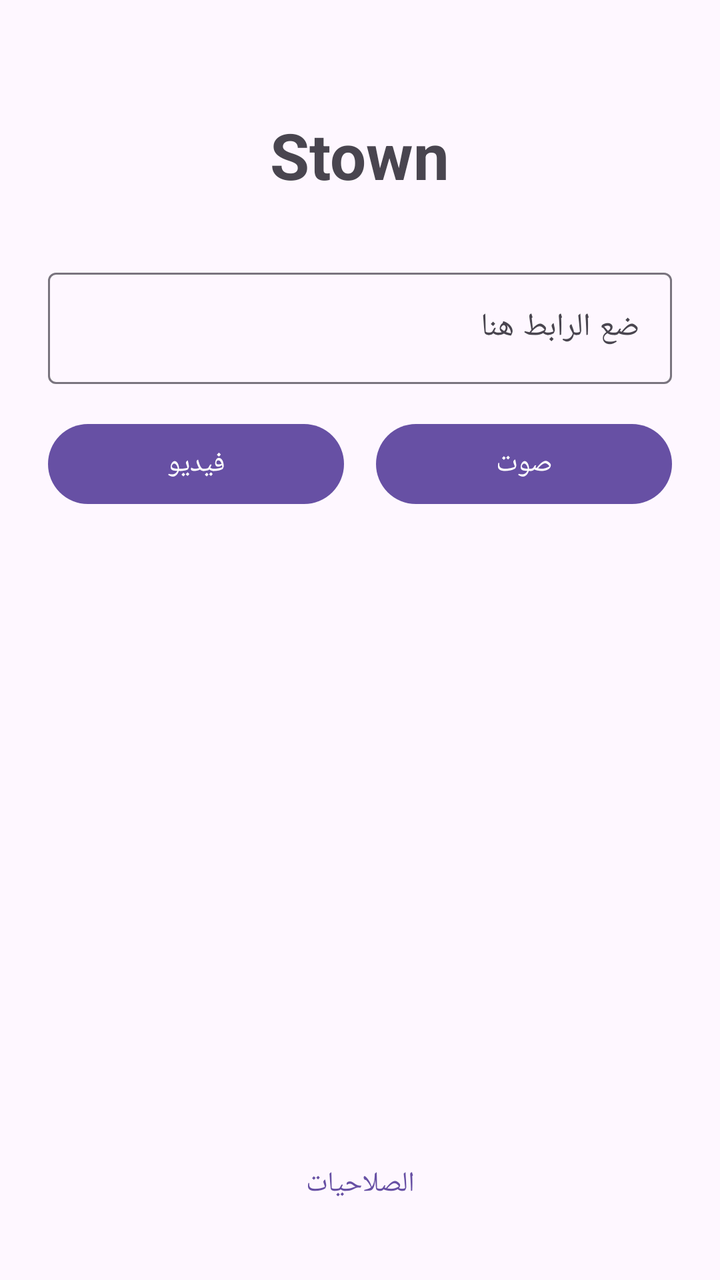
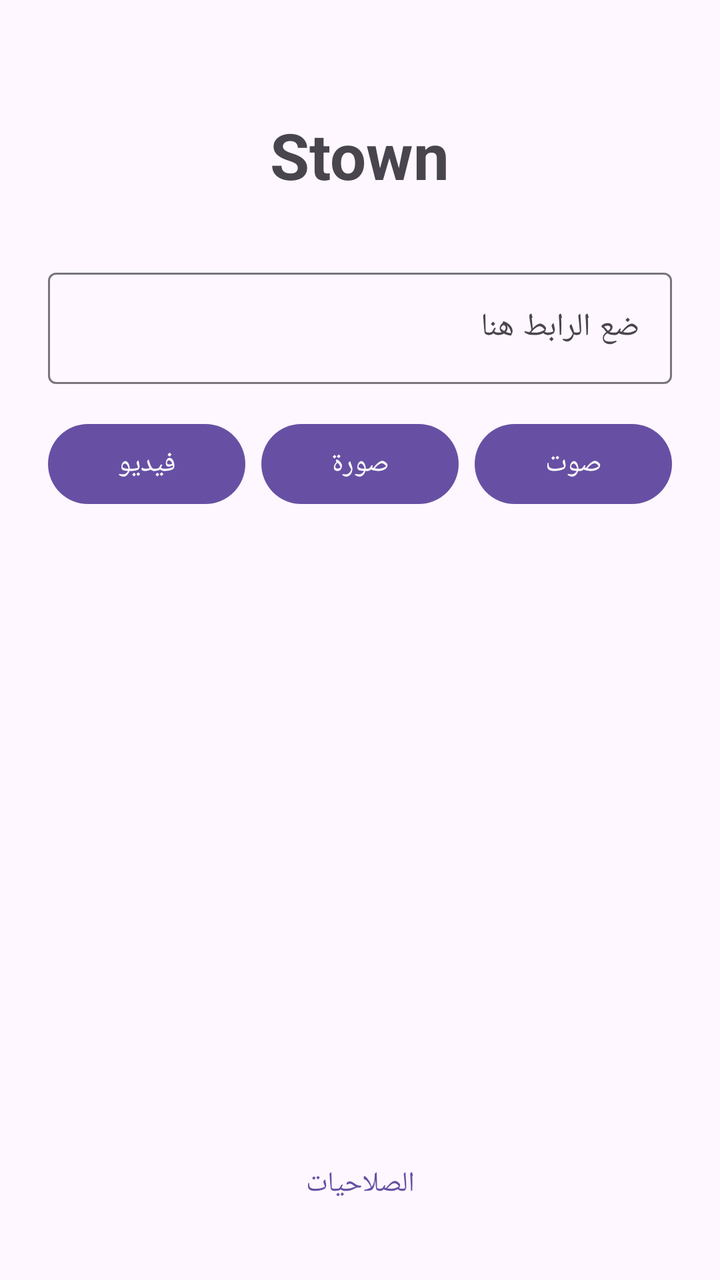

Two renders of the same Android screen: before a commit and after it. Below are the layout's source before the change and the commit's diff.
<!-- AndroidManifest.xml: application theme Theme.Stown -->
<!-- res/layout/activity_main.xml -->
<?xml version="1.0" encoding="utf-8"?>
<LinearLayout xmlns:android="http://schemas.android.com/apk/res/android"
    android:layout_width="match_parent"
    android:layout_height="match_parent"
    android:gravity="center_horizontal"
    android:orientation="vertical"
    android:padding="24dp">

    <TextView
        android:layout_width="wrap_content"
        android:layout_height="wrap_content"
        android:layout_marginTop="32dp"
        android:layout_marginBottom="32dp"
        android:text="@string/app_name"
        android:textSize="32sp"
        android:textStyle="bold" />

    <com.google.android.material.textfield.TextInputLayout
        android:id="@+id/urlLayout"
        style="@style/Widget.Material3.TextInputLayout.OutlinedBox"
        android:layout_width="match_parent"
        android:layout_height="wrap_content"
        android:hint="@string/hint_url">

        <com.google.android.material.textfield.TextInputEditText
            android:id="@+id/urlInput"
            android:layout_width="match_parent"
            android:layout_height="wrap_content"
            android:inputType="textUri"
            android:maxLines="3" />
    </com.google.android.material.textfield.TextInputLayout>

    <LinearLayout
        android:layout_width="match_parent"
        android:layout_height="wrap_content"
        android:layout_marginTop="16dp"
        android:orientation="horizontal">

        <com.google.android.material.button.MaterialButton
            android:id="@+id/btnVideo"
            android:layout_width="0dp"
            android:layout_height="wrap_content"
            android:layout_marginEnd="8dp"
            android:layout_weight="1"
            android:text="@string/video" />

        <com.google.android.material.button.MaterialButton
            android:id="@+id/btnAudio"
            android:layout_width="0dp"
            android:layout_height="wrap_content"
            android:layout_marginStart="8dp"
            android:layout_weight="1"
            android:text="@string/audio" />
    </LinearLayout>

    <com.google.android.material.progressindicator.LinearProgressIndicator
        android:id="@+id/progress"
        android:layout_width="match_parent"
        android:layout_height="wrap_content"
        android:layout_marginTop="32dp"
        android:max="100"
        android:visibility="invisible" />

    <TextView
        android:id="@+id/status"
        android:layout_width="match_parent"
        android:layout_height="wrap_content"
        android:layout_marginTop="12dp"
        android:gravity="center" />

    <com.google.android.material.button.MaterialButton
        android:id="@+id/btnCancel"
        style="@style/Widget.Material3.Button.TextButton"
        android:layout_width="wrap_content"
        android:layout_height="wrap_content"
        android:layout_gravity="center_horizontal"
        android:layout_marginTop="8dp"
        android:text="@string/cancel"
        android:visibility="gone" />

    <Space
        android:layout_width="match_parent"
        android:layout_height="0dp"
        android:layout_weight="1" />

    <com.google.android.material.button.MaterialButton
        android:id="@+id/btnPermissions"
        style="@style/Widget.Material3.Button.TextButton"
        android:layout_width="wrap_content"
        android:layout_height="wrap_content"
        android:text="@string/permissions" />

</LinearLayout>
<!-- resources referenced by this layout -->
<resources>
  <string name="app_name">Stown</string>
  <string name="audio">صوت</string>
  <string name="cancel">إلغاء</string>
  <string name="hint_url">ضع الرابط هنا</string>
  <string name="permissions">الصلاحيات</string>
  <string name="video">فيديو</string>
  <style name="Theme.Stown" parent="Theme.Material3.DayNight.NoActionBar" />
</resources>

<!-- the commit's change to res/layout/activity_main.xml (unified diff, before → after) -->
@@ -40,15 +40,24 @@
             android:id="@+id/btnVideo"
             android:layout_width="0dp"
             android:layout_height="wrap_content"
-            android:layout_marginEnd="8dp"
+            android:layout_marginEnd="4dp"
             android:layout_weight="1"
             android:text="@string/video" />
+
+        <com.google.android.material.button.MaterialButton
+            android:id="@+id/btnImage"
+            android:layout_width="0dp"
+            android:layout_height="wrap_content"
+            android:layout_marginStart="4dp"
+            android:layout_marginEnd="4dp"
+            android:layout_weight="1"
+            android:text="@string/image" />
 
         <com.google.android.material.button.MaterialButton
             android:id="@+id/btnAudio"
             android:layout_width="0dp"
             android:layout_height="wrap_content"
-            android:layout_marginStart="8dp"
+            android:layout_marginStart="4dp"
             android:layout_weight="1"
             android:text="@string/audio" />
     </LinearLayout>
<!-- resource entries referenced after the edit -->
@@ -4,6 +4,7 @@
   <string name="audio">صوت</string>
   <string name="cancel">إلغاء</string>
   <string name="hint_url">ضع الرابط هنا</string>
+  <string name="image">صورة</string>
   <string name="permissions">الصلاحيات</string>
   <string name="video">فيديو</string>
   <style name="Theme.Stown" parent="Theme.Material3.DayNight.NoActionBar" />
